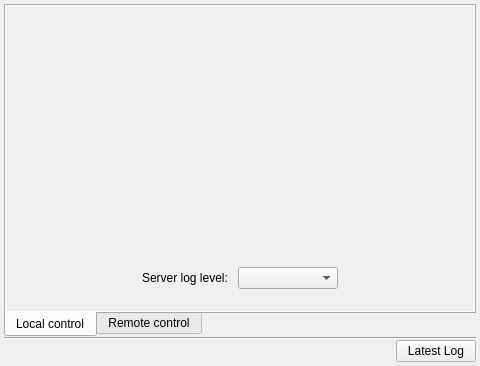
Qt form PlusServerLauncher/PlusServerLauncherMainWindow.ui (PlusToolkit/PlusApp) before a commit.
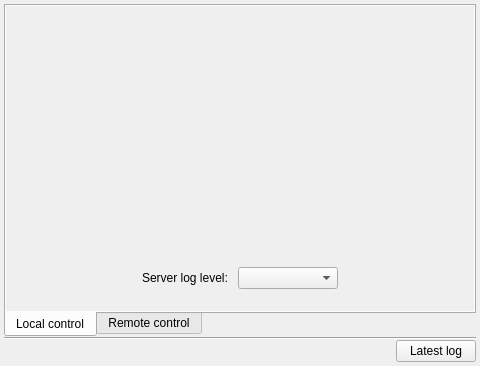
The same form after that commit. Icons and pictures are not drawn.

```diff
--- a/PlusServerLauncher/PlusServerLauncherMainWindow.ui
+++ b/PlusServerLauncher/PlusServerLauncherMainWindow.ui
@@ -342,7 +342,7 @@
        <item>
         <widget class="QPushButton" name="pushButton_LatestLog">
          <property name="text">
-          <string>Latest Log</string>
+          <string>Latest log</string>
          </property>
          <property name="icon">
           <iconset resource="PlusServerLauncher.qrc">
```
